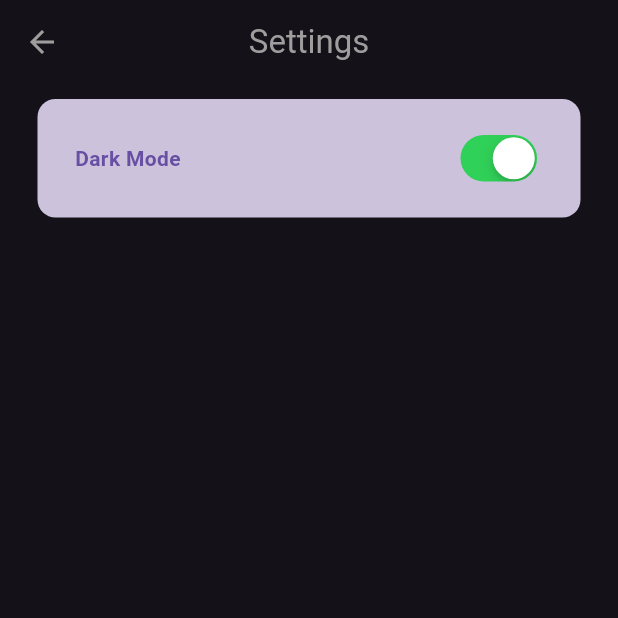
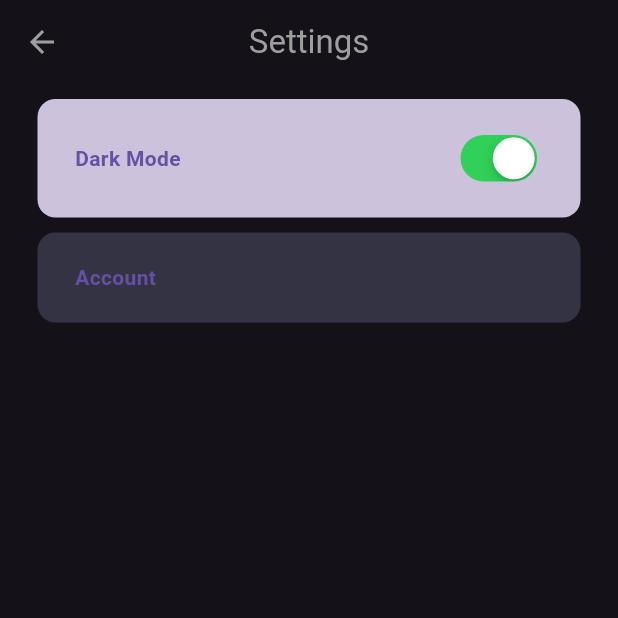
Before and after one commit to fryingLotus/flutterBlogApp, a Flutter app: the SettingsPage screen opened directly, on a phone screen of 412 x 824 dp, the top half of it. Run offline on Flutter 3.47's test engine with Material 3 defaults, Android fonts, the phone set to English and light mode, and no system bars; our stand-ins replace dotted_border, flutter_bloc, fpdart, get_it, hive, image_picker and 3 more; accounts and stored records are empty; statements that could not run were skipped.

```diff
--- a/lib/features/auth/data/repositories/auth_repository_impl.dart
+++ b/lib/features/auth/data/repositories/auth_repository_impl.dart
@@ -61,7 +61,7 @@ class AuthRepositoryImpl implements AuthRepository {
   }
 
   @override
- Future<Either<Failures, void>> logout() async {
+  Future<Either<Failures, void>> logout() async {
     try {
       await remoteDataSource.logout();
       return right(null);
@@ -69,5 +69,4 @@ class AuthRepositoryImpl implements AuthRepository {
       return left(Failures(e.message));
     }
   }
-
 }
--- a/lib/features/blog/presentation/pages/settings_page.dart
+++ b/lib/features/blog/presentation/pages/settings_page.dart
@@ -1,5 +1,7 @@
 import 'package:blogapp/core/common/cubits/app_theme/theme_cubit.dart'; // Import the ThemeCubit
 import 'package:blogapp/core/common/cubits/app_theme/theme_state.dart';
+import 'package:blogapp/core/themes/app_pallete.dart';
+import 'package:blogapp/features/auth/presentation/pages/account_page.dart';
 import 'package:flutter/cupertino.dart';
 import 'package:flutter/material.dart';
 import 'package:flutter_bloc/flutter_bloc.dart';
@@ -52,6 +54,28 @@ class SettingsPage extends StatelessWidget {
                 ],
               ),
             ),
+            GestureDetector(
+              onTap: () => Navigator.push(context, AccountPage.route()),
+              child: Container(
+                decoration: BoxDecoration(
+                    color: AppPallete.borderColor,
+                    borderRadius: BorderRadius.circular(12)),
+                padding:
+                    const EdgeInsets.symmetric(vertical: 20, horizontal: 25),
+                margin: const EdgeInsets.only(left: 25, right: 25, top: 10),
+                child: Row(
+                  mainAxisAlignment: MainAxisAlignment.spaceBetween,
+                  children: [
+                    Text(
+                      "Account",
+                      style: TextStyle(
+                          fontWeight: FontWeight.bold,
+                          color: Theme.of(context).colorScheme.inversePrimary),
+                    ),
+                  ],
+                ),
+              ),
+            ),
           ],
         ),
       ),
```
Also changed, not shown: lib/features/auth/presentation/pages/account_page.dart (added, +148 -0 lines).
